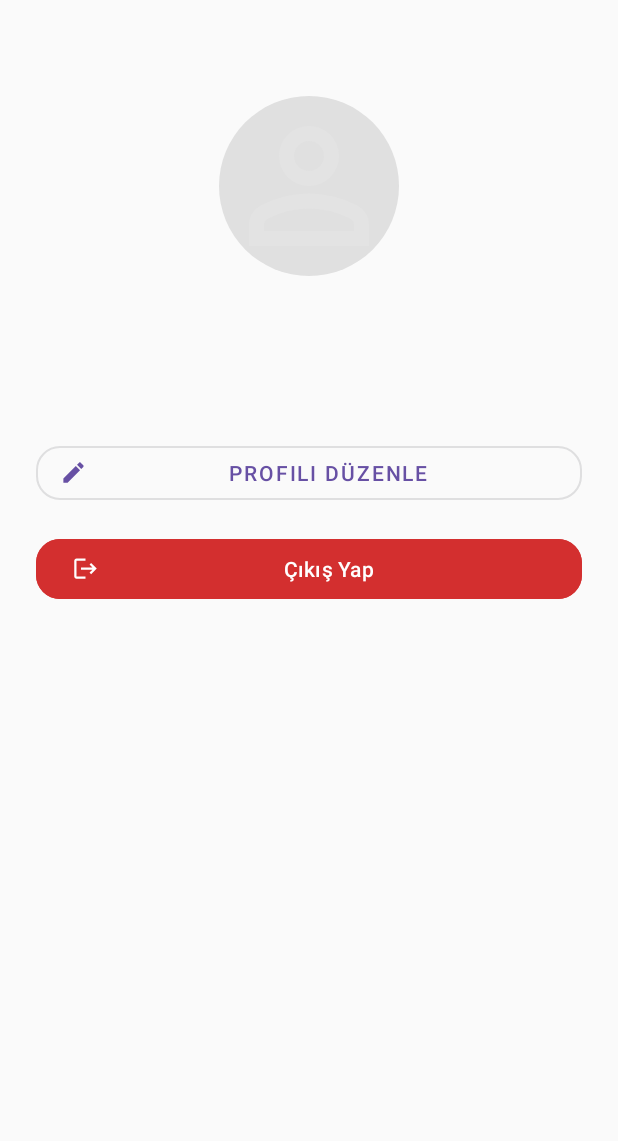
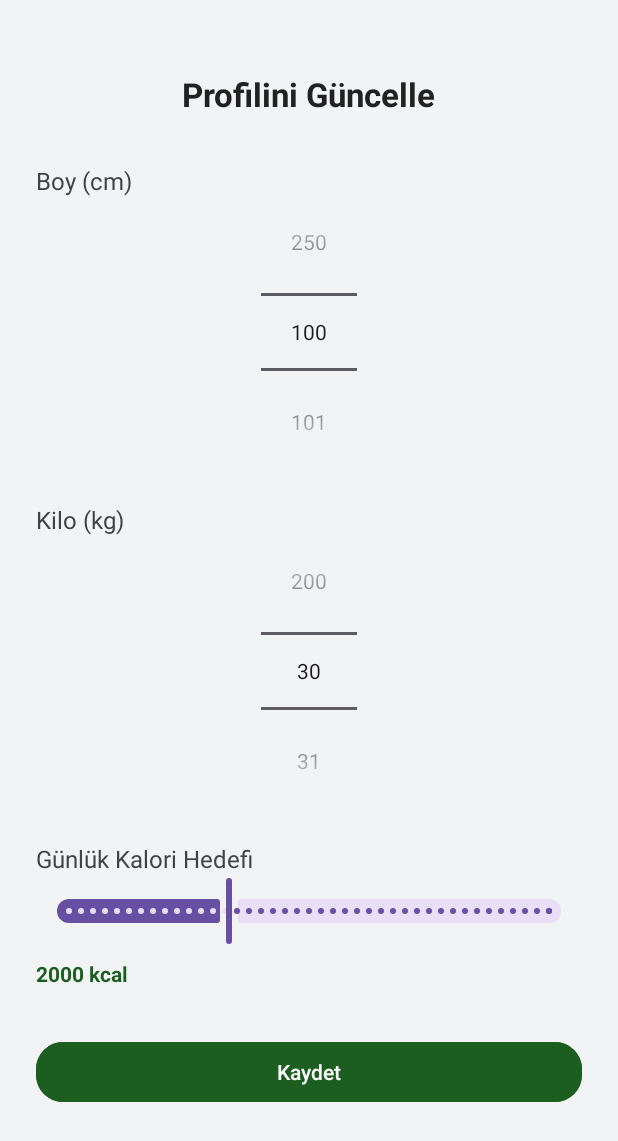
Before and after one commit to yegezici/CalorEase, an Android app: the ProfileActivity screen opened directly, with no data from a screen before it, after a tap on "PROFILI DÜZENLE", on a phone screen of 412 x 824 dp. Shown: the top 1141 px of the screen. Run offline under Robolectric (Android 15) with nearby library versions, the phone set to English and light mode, and no system bars; our stand-ins replace Firebase (no records; nobody signed in at launch, a user with empty details on screens opened directly).

Commit message:
profile update

```diff
--- a/app/src/main/AndroidManifest.xml
+++ b/app/src/main/AndroidManifest.xml
@@ -46,6 +46,7 @@
         <activity android:name=".CustomMealActivity" />
         <activity android:name=".AddWaterActivity" />
         <activity android:name=".StatsActivity" />
+        <activity android:name=".EditProfileActivity" />
 
 
         <activity
--- /dev/null
+++ b/app/src/main/java/com/example/calorease/EditProfileActivity.java
@@ -0,0 +1,113 @@
+package com.example.calorease;
+
+import android.graphics.Color;
+import android.os.Bundle;
+import android.widget.NumberPicker;
+import android.widget.TextView;
+import android.widget.Toast;
+
+import androidx.appcompat.app.AppCompatActivity;
+
+import com.google.android.material.button.MaterialButton;
+import com.google.android.material.slider.Slider;
+import com.google.firebase.auth.FirebaseAuth;
+import com.google.firebase.firestore.FirebaseFirestore;
+
+import android.content.Intent;
+import android.os.Handler;
+import android.view.View;
+import com.google.android.material.snackbar.Snackbar;
+import com.google.firebase.firestore.SetOptions;
+
+import java.util.HashMap;
+import java.util.Map;
+
+public class EditProfileActivity extends AppCompatActivity {
+
+    private NumberPicker pickerHeight, pickerWeight;
+    private Slider sliderGoal;
+    private TextView textGoalValue;
+    private MaterialButton buttonSave;
+
+    private FirebaseFirestore firestore;
+    private String userId;
+
+    @Override
+    protected void onCreate(Bundle savedInstanceState) {
+        super.onCreate(savedInstanceState);
+        setContentView(R.layout.activity_edit_profile);
+
+        pickerHeight = findViewById(R.id.picker_height);
+        pickerWeight = findViewById(R.id.picker_weight);
+        sliderGoal = findViewById(R.id.slider_goal);
+        textGoalValue = findViewById(R.id.text_goal_value);
+        buttonSave = findViewById(R.id.button_save_profile);
+
+        firestore = FirebaseFirestore.getInstance();
+        userId = FirebaseAuth.getInstance().getCurrentUser().getUid();
+
+        pickerHeight.setMinValue(100);
+        pickerHeight.setMaxValue(250);
+        pickerWeight.setMinValue(30);
+        pickerWeight.setMaxValue(200);
+        sliderGoal.setValueFrom(1000f);
+        sliderGoal.setValueTo(4000f);
+        sliderGoal.setStepSize(50f);
+
+        sliderGoal.addOnChangeListener((slider, value, fromUser) -> {
+            textGoalValue.setText((int) value + " kcal");
+        });
+
+        DatabaseManager.getInstance().fetchUser(userId, new DatabaseManager.UserCallback() {
+            @Override
+            public void onSuccess(Map<String, Object> userData) {
+                if (userData.containsKey("height"))
+                    pickerHeight.setValue(((Number) userData.get("height")).intValue());
+
+                if (userData.containsKey("currentWeight"))  // düzeltildi
+                    pickerWeight.setValue(((Number) userData.get("currentWeight")).intValue());
+
+                if (userData.containsKey("dailyCalorieGoal")) {
+                    int goal = ((Number) userData.get("dailyCalorieGoal")).intValue();
+                    sliderGoal.setValue(goal);
+                    textGoalValue.setText(goal + " kcal");
+                }
+            }
+
+            @Override
+            public void onFailure(String error) {
+                Toast.makeText(EditProfileActivity.this, "Veri alınamadı: " + error, Toast.LENGTH_SHORT).show();
+            }
+        });
+
+        buttonSave.setOnClickListener(v -> {
+            int height = pickerHeight.getValue();
+            int weight = pickerWeight.getValue();
+            int goal = (int) sliderGoal.getValue();
+
+            Map<String, Object> updates = new HashMap<>();
+            updates.put("height", height);
+            updates.put("currentWeight", weight); // düzeltildi
+            updates.put("dailyCalorieGoal", goal);
+
+            firestore.collection("Users").document(userId)
+                    .set(updates, SetOptions.merge())
+                    .addOnSuccessListener(unused -> {
+                        Snackbar snackbar = Snackbar.make(findViewById(android.R.id.content), "Profil başarıyla güncellendi", Snackbar.LENGTH_SHORT);
+                        View snackbarView = snackbar.getView();
+                        snackbarView.setBackgroundColor(Color.parseColor("#1B5E20")); // koyu yeşil
+                        snackbar.show();
+
+                        new Handler().postDelayed(() -> {
+                            Intent intent = new Intent(EditProfileActivity.this, HomeActivity.class);
+                            startActivity(intent);
+                            overridePendingTransition(R.anim.slide_in_up, R.anim.slide_out_down);
+                            finish();
+                        }, 1200);
+                    })
+                    .addOnFailureListener(e -> {
+                        Toast.makeText(this, "Hata: " + e.getMessage(), Toast.LENGTH_SHORT).show();
+                    });
+        });
+    }
+}
--- a/app/src/main/java/com/example/calorease/ProfileActivity.java
+++ b/app/src/main/java/com/example/calorease/ProfileActivity.java
@@ -1,5 +1,7 @@
 package com.example.calorease;
 
+import android.animation.Animator;
+import android.animation.AnimatorListenerAdapter;
 import android.content.Intent;
 import android.content.SharedPreferences;
 import android.os.Bundle;
@@ -10,8 +12,10 @@ import android.widget.TextView;
 
 import androidx.appcompat.app.AppCompatActivity;
 
+import com.airbnb.lottie.LottieAnimationView;
 import com.google.firebase.auth.FirebaseAuth;
 import com.google.firebase.auth.FirebaseUser;
+import com.google.firebase.firestore.FirebaseFirestore;
 
 public class ProfileActivity extends AppCompatActivity {
 
@@ -20,37 +24,68 @@ public class ProfileActivity extends AppCompatActivity {
     private Button buttonEditProfile, buttonLogout;
     private FirebaseAuth auth;
     private FirebaseUser user;
+    private LottieAnimationView lottieAnim;
+
+    private FirebaseFirestore firestore;
 
     @Override
     protected void onCreate(Bundle savedInstanceState) {
         super.onCreate(savedInstanceState);
         setContentView(R.layout.activity_profile);
 
+        // View'ları bağla
         imageProfile = findViewById(R.id.image_profile);
         textName = findViewById(R.id.text_name);
         textEmail = findViewById(R.id.text_email);
         buttonEditProfile = findViewById(R.id.button_edit_profile);
         buttonLogout = findViewById(R.id.button_logout);
+        lottieAnim = findViewById(R.id.lottie_profile_anim);
 
         auth = FirebaseAuth.getInstance();
         user = auth.getCurrentUser();
+        firestore = FirebaseFirestore.getInstance();
 
         if (user != null) {
-            textName.setText(user.getDisplayName() != null ? user.getDisplayName() : "Ad Yok");
+            // Email göster
             textEmail.setText(user.getEmail());
+
+            // Firestore'dan ad soyad çek
+            firestore.collection("Users").document(user.getUid())
+                    .get()
+                    .addOnSuccessListener(doc -> {
+                        if (doc.exists()) {
+                            String firstName = doc.contains("firstName") ? doc.getString("firstName") : "";
+                            String lastName = doc.contains("lastName") ? doc.getString("lastName") : "";
+                            textName.setText(firstName + " " + lastName);
+                        } else {
+                            textName.setText("Ad Soyad Yok");
+                        }
+                    })
+                    .addOnFailureListener(e -> {
+                        textName.setText("Yüklenemedi");
+                    });
         } else {
             textName.setText("Kullanıcı Yok");
             textEmail.setText("Email Yok");
         }
 
+        // Tıklama animasyonu fonksiyonu
+        View.OnClickListener animatedClick = view -> {
+            view.animate().scaleX(0.95f).scaleY(0.95f).setDuration(80).withEndAction(() -> {
+                view.animate().scaleX(1f).scaleY(1f).setDuration(80).start();
+            }).start();
+        };
+
+        // Profili düzenle tıklaması
         buttonEditProfile.setOnClickListener(view -> {
-            // Buraya profil düzenleme ekranına geçiş kodu yazabiliriz
-            // Şu anlık Toast mesajı vereyim
-            // İstersen detaylı profil düzenleme yapabiliriz
-          //  startActivity(new Intent(ProfileActivity.this, EditProfileActivity.class)); // ileride yapılacak
+            animatedClick.onClick(view);
+            startActivity(new Intent(ProfileActivity.this, EditProfileActivity.class));
         });
 
+        // Çıkış yap işlemi
         buttonLogout.setOnClickListener(view -> {
+            animatedClick.onClick(view);
+
             auth.signOut();
 
             SharedPreferences sharedPreferences = getSharedPreferences("LoginPrefs", MODE_PRIVATE);
@@ -63,7 +98,5 @@ public class ProfileActivity extends AppCompatActivity {
             startActivity(intent);
             finish();
         });
-
-
     }
 }
--- /dev/null
+++ b/app/src/main/res/anim/slide_in_up.xml
@@ -0,0 +1,6 @@
+<?xml version="1.0" encoding="utf-8"?>
+<translate xmlns:android="http://schemas.android.com/apk/res/android"
+    android:duration="400"
+    android:fromYDelta="100%p"
+    android:toYDelta="0"
+    android:interpolator="@android:interpolator/decelerate_quad" />
--- /dev/null
+++ b/app/src/main/res/anim/slide_out_down.xml
@@ -0,0 +1,6 @@
+<?xml version="1.0" encoding="utf-8"?>
+<translate xmlns:android="http://schemas.android.com/apk/res/android"
+    android:duration="300"
+    android:fromYDelta="0"
+    android:toYDelta="100%p"
+    android:interpolator="@android:interpolator/accelerate_quad" />
--- /dev/null
+++ b/app/src/main/res/layout/activity_edit_profile.xml
@@ -0,0 +1,111 @@
+<?xml version="1.0" encoding="utf-8"?>
+<androidx.constraintlayout.widget.ConstraintLayout
+    xmlns:android="http://schemas.android.com/apk/res/android"
+    xmlns:app="http://schemas.android.com/apk/res-auto"
+    xmlns:tools="http://schemas.android.com/tools"
+    android:layout_width="match_parent"
+    android:layout_height="match_parent"
+    android:background="#F1F3F4"
+    android:padding="24dp"
+    tools:context=".EditProfileActivity">
+
+    <TextView
+        android:id="@+id/text_header"
+        android:layout_width="wrap_content"
+        android:layout_height="wrap_content"
+        android:text="Profilini Güncelle"
+        android:textSize="22sp"
+        android:textStyle="bold"
+        android:textColor="#212121"
+        app:layout_constraintTop_toTopOf="parent"
+        app:layout_constraintStart_toStartOf="parent"
+        app:layout_constraintEnd_toEndOf="parent"
+        android:layout_marginTop="24dp"/>
+
+    <!-- Boy -->
+    <TextView
+        android:id="@+id/text_label_height"
+        android:layout_width="wrap_content"
+        android:layout_height="wrap_content"
+        android:text="Boy (cm)"
+        android:textColor="#424242"
+        android:textSize="16sp"
+        app:layout_constraintTop_toBottomOf="@id/text_header"
+        app:layout_constraintStart_toStartOf="parent"
+        android:layout_marginTop="32dp"/>
+
+    <NumberPicker
+        android:id="@+id/picker_height"
+        android:layout_width="wrap_content"
+        android:layout_height="wrap_content"
+        app:layout_constraintTop_toBottomOf="@id/text_label_height"
+        app:layout_constraintStart_toStartOf="parent"
+        app:layout_constraintEnd_toEndOf="parent" />
+
+    <!-- Kilo -->
+    <TextView
+        android:id="@+id/text_label_weight"
+        android:layout_width="wrap_content"
+        android:layout_height="wrap_content"
+        android:text="Kilo (kg)"
+        android:textColor="#424242"
+        android:textSize="16sp"
+        app:layout_constraintTop_toBottomOf="@id/picker_height"
+        app:layout_constraintStart_toStartOf="parent"
+        android:layout_marginTop="24dp"/>
+
+    <NumberPicker
+        android:id="@+id/picker_weight"
+        android:layout_width="wrap_content"
+        android:layout_height="wrap_content"
+        app:layout_constraintTop_toBottomOf="@id/text_label_weight"
+        app:layout_constraintStart_toStartOf="parent"
+        app:layout_constraintEnd_toEndOf="parent" />
+
+    <!-- Kalori hedefi -->
+    <TextView
+        android:id="@+id/text_label_goal"
+        android:layout_width="wrap_content"
+        android:layout_height="wrap_content"
+        android:text="Günlük Kalori Hedefi"
+        android:textColor="#424242"
+        android:textSize="16sp"
+        app:layout_constraintTop_toBottomOf="@id/picker_weight"
+        app:layout_constraintStart_toStartOf="parent"
+        android:layout_marginTop="24dp"/>
+
+    <com.google.android.material.slider.Slider
+        android:id="@+id/slider_goal"
+        android:layout_width="0dp"
+        android:layout_height="wrap_content"
+        android:value="2000"
+        app:layout_constraintTop_toBottomOf="@id/text_label_goal"
+        app:layout_constraintStart_toStartOf="parent"
+        app:layout_constraintEnd_toEndOf="parent" />
+
+
+    <TextView
+        android:id="@+id/text_goal_value"
+        android:layout_width="wrap_content"
+        android:layout_height="wrap_content"
+        android:text="2000 kcal"
+        android:textStyle="bold"
+        android:textColor="#1B5E20"
+        app:layout_constraintTop_toBottomOf="@id/slider_goal"
+        app:layout_constraintStart_toStartOf="parent"
+        android:layout_marginTop="8dp" />
+
+    <!-- Kaydet Butonu -->
+    <com.google.android.material.button.MaterialButton
+        android:id="@+id/button_save_profile"
+        android:layout_width="0dp"
+        android:layout_height="wrap_content"
+        android:text="Kaydet"
+        android:layout_marginTop="32dp"
+        android:backgroundTint="#1B5E20"
+        android:textColor="#FFFFFF"
+        app:cornerRadius="18dp"
+        app:layout_constraintTop_toBottomOf="@id/text_goal_value"
+        app:layout_constraintStart_toStartOf="parent"
+        app:layout_constraintEnd_toEndOf="parent"/>
+</androidx.constraintlayout.widget.ConstraintLayout>
--- a/app/src/main/res/layout/activity_profile.xml
+++ b/app/src/main/res/layout/activity_profile.xml
@@ -6,25 +6,54 @@
     android:id="@+id/profile_layout"
     android:layout_width="match_parent"
     android:layout_height="match_parent"
+    android:background="@drawable/bg_gradient"
     android:padding="24dp"
-    android:background="#FAFAFA"
     tools:context=".ProfileActivity">
 
-    <!-- Profil Fotoğrafı (Daire şeklinde) -->
+    <com.airbnb.lottie.LottieAnimationView
+        android:id="@+id/lottie_profile_anim"
+        android:layout_width="140dp"
+        android:layout_height="140dp"
+        android:layout_marginTop="20dp"
+        app:lottie_rawRes="@raw/profile_intro"
+        app:lottie_autoPlay="true"
+        app:lottie_loop="false"
+        app:lottie_speed="0.5"
+        app:layout_constraintTop_toTopOf="parent"
+        app:layout_constraintStart_toStartOf="parent"
+        app:layout_constraintEnd_toEndOf="parent"/>
+
     <ImageView
         android:id="@+id/image_profile"
-        android:layout_width="120dp"
-        android:layout_height="120dp"
-        android:layout_marginTop="40dp"
-        android:contentDescription="Profile Photo"
+        android:layout_width="140dp"
+        android:layout_height="140dp"
+        android:layout_marginTop="20dp"
         android:scaleType="centerCrop"
+        android:visibility="invisible"
         android:src="@drawable/ic_profile_placeholder"
         android:background="@drawable/circle_background"
         app:layout_constraintTop_toTopOf="parent"
         app:layout_constraintStart_toStartOf="parent"
         app:layout_constraintEnd_toEndOf="parent" />
 
-    <!-- Kullanıcı Adı -->
+    <androidx.cardview.widget.CardView
+        android:id="@+id/card_user_info"
+        android:layout_width="0dp"
+        android:layout_height="wrap_content"
+        android:layout_marginTop="24dp"
+        app:cardCornerRadius="20dp"
+        app:cardElevation="8dp"
+        app:layout_constraintTop_toBottomOf="@id/image_profile"
+        app:layout_constraintStart_toStartOf="parent"
+        app:layout_constraintEnd_toEndOf="parent">
+
+        <LinearLayout
+            android:layout_width="match_parent"
+            android:layout_height="wrap_content"
+            android:orientation="vertical"
+            android:gravity="center_horizontal"
+            android:padding="24dp">
+
             <TextView
                 android:id="@+id/text_name"
                 android:layout_width="wrap_content"
@@ -33,25 +62,19 @@
                 android:textSize="22sp"
                 android:textStyle="bold"
                 android:textColor="#212121"
-        android:layout_marginTop="16dp"
-        app:layout_constraintTop_toBottomOf="@id/image_profile"
-        app:layout_constraintStart_toStartOf="parent"
-        app:layout_constraintEnd_toEndOf="parent"/>
+                android:letterSpacing="0.02" />
 
-    <!-- E-mail -->
             <TextView
                 android:id="@+id/text_email"
                 android:layout_width="wrap_content"
                 android:layout_height="wrap_content"
                 android:text="kullanici@ornek.com"
                 android:textSize="16sp"
-        android:textColor="#757575"
-        android:layout_marginTop="8dp"
-        app:layout_constraintTop_toBottomOf="@id/text_name"
-        app:layout_constraintStart_toStartOf="parent"
-        app:layout_constraintEnd_toEndOf="parent"/>
+                android:textColor="#616161"
+                android:layout_marginTop="6dp" />
+        </LinearLayout>
+    </androidx.cardview.widget.CardView>
 
-    <!-- Profili Düzenle Butonu -->
     <com.google.android.material.button.MaterialButton
         android:id="@+id/button_edit_profile"
         android:layout_width="0dp"
@@ -59,27 +82,31 @@
         android:text="Profili Düzenle"
         style="@style/Widget.MaterialComponents.Button.OutlinedButton"
         android:layout_marginTop="32dp"
-        app:cornerRadius="16dp"
+        android:textColor="#212121"
+        app:strokeColor="#BDBDBD"
+        app:strokeWidth="2dp"
+        app:cornerRadius="18dp"
         app:icon="@drawable/ic_edit"
-        app:iconPadding="8dp"
-        app:layout_constraintTop_toBottomOf="@id/text_email"
+        app:iconTint="#212121"
+        app:iconPadding="10dp"
+        app:layout_constraintTop_toBottomOf="@id/card_user_info"
         app:layout_constraintStart_toStartOf="parent"
-        app:layout_constraintEnd_toEndOf="parent"/>
+        app:layout_constraintEnd_toEndOf="parent" />
 
-    <!-- Çıkış Yap Butonu -->
     <com.google.android.material.button.MaterialButton
         android:id="@+id/button_logout"
         android:layout_width="0dp"
         android:layout_height="wrap_content"
         android:text="Çıkış Yap"
-        android:backgroundTint="#D32F2F"
+        android:layout_marginTop="16dp"
         android:textColor="#FFFFFF"
-        android:layout_marginTop="16dp"
-        app:cornerRadius="16dp"
+        android:backgroundTint="#1B5E20"
+        app:cornerRadius="18dp"
         app:icon="@drawable/ic_logout"
-        app:iconPadding="8dp"
+        app:iconPadding="10dp"
+        app:iconTint="#FFFFFF"
         app:layout_constraintTop_toBottomOf="@id/button_edit_profile"
         app:layout_constraintStart_toStartOf="parent"
-        app:layout_constraintEnd_toEndOf="parent"/>
+        app:layout_constraintEnd_toEndOf="parent" />
 
 </androidx.constraintlayout.widget.ConstraintLayout>
```
Also changed, not shown: app/src/main/java/com/example/calorease/DatabaseManager.java (+2 -5 lines), app/src/main/res/layout/activity_home.xml (+12 -11 lines). Lines whose indentation alone changed are shown as unchanged.
